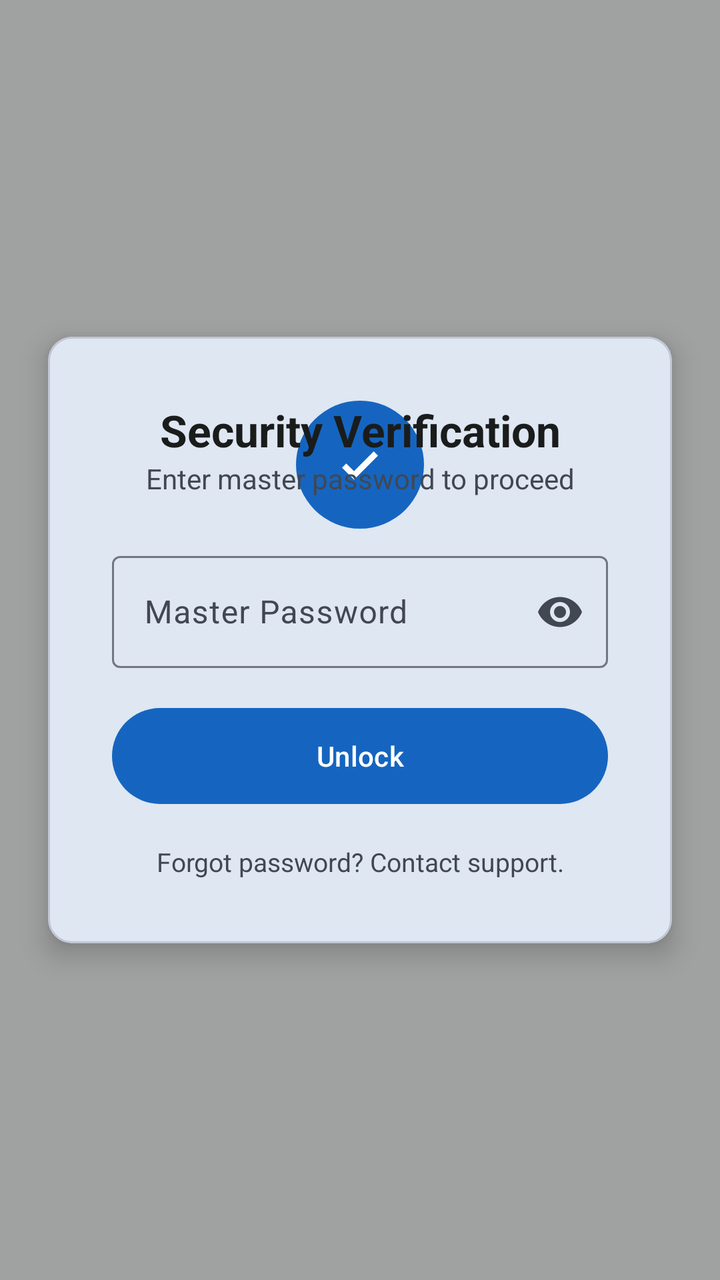
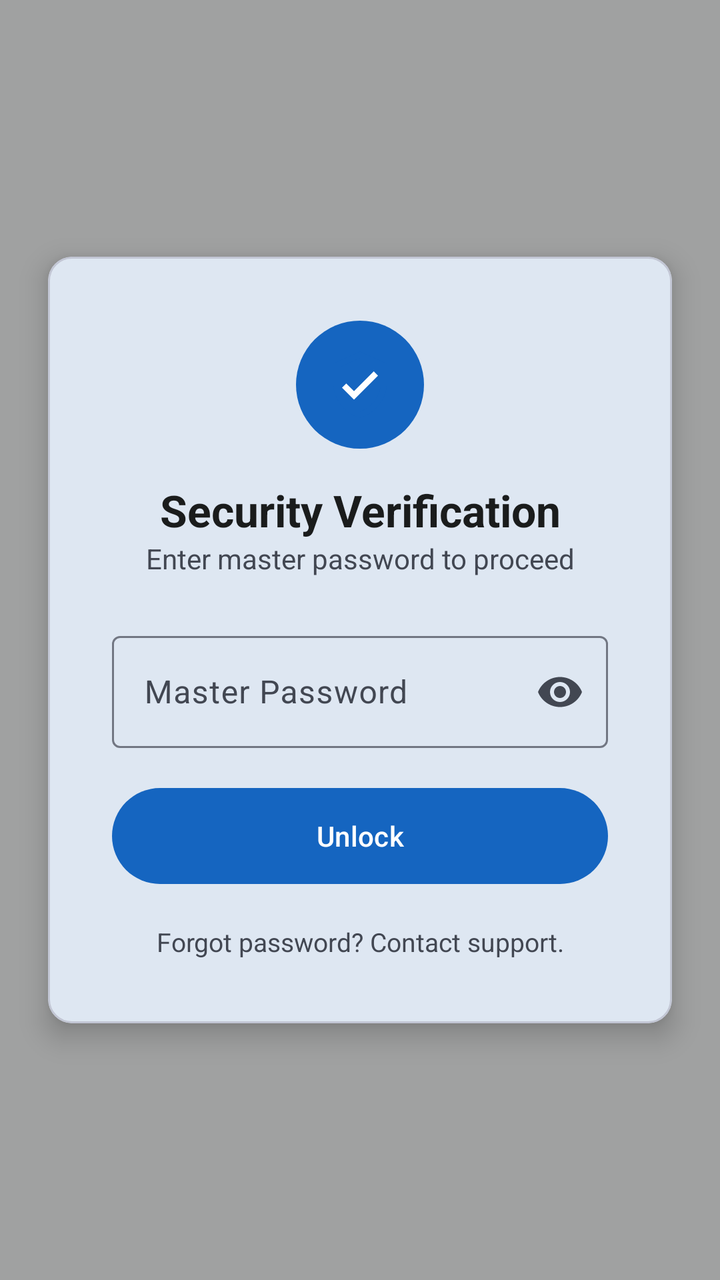

The first picture is an Android layout as it rendered before a commit; the second is the same layout after the commit. The layout source and the unified diff follow.
<!-- AndroidManifest.xml: application theme Theme.SafeGuard -->
<!-- res/layout/activity_password.xml -->
<?xml version="1.0" encoding="utf-8"?>
<androidx.constraintlayout.widget.ConstraintLayout xmlns:android="http://schemas.android.com/apk/res/android"
    xmlns:app="http://schemas.android.com/apk/res-auto"
    android:layout_width="match_parent"
    android:layout_height="match_parent"
    android:background="#661A1C1C">

    <com.google.android.material.card.MaterialCardView
        android:id="@+id/cardDialog"
        android:layout_width="0dp"
        android:layout_height="wrap_content"
        android:layout_marginHorizontal="24dp"
        app:cardCornerRadius="12dp"
        app:cardElevation="8dp"
        app:layout_constraintBottom_toBottomOf="parent"
        app:layout_constraintEnd_toEndOf="parent"
        app:layout_constraintStart_toStartOf="parent"
        app:layout_constraintTop_toTopOf="parent"
        app:strokeColor="@color/outline_variant"
        app:strokeWidth="1dp">

        <androidx.constraintlayout.widget.ConstraintLayout
            android:layout_width="match_parent"
            android:layout_height="wrap_content"
            android:padding="32dp">

            <ImageView
                android:id="@+id/ivLockIcon"
                android:layout_width="64dp"
                android:layout_height="64dp"
                android:background="@drawable/circle_icon_bg"
                android:padding="14dp"
                android:src="@drawable/ic_shield"
                app:layout_constraintEnd_toEndOf="parent"
                app:layout_constraintStart_toStartOf="parent"
                app:layout_constraintTop_toTopOf="parent" />

            <TextView
                android:id="@+id/tvDialogTitle"
                android:layout_width="0dp"
                android:layout_height="wrap_content"
                android:layout_marginTop="16dp"
                android:gravity="center"
                android:text="@string/unlock_title"
                android:textColor="@color/on_surface"
                android:textSize="22sp"
                android:textStyle="bold"
                app:layout_constraintEnd_toEndOf="parent"
                app:layout_constraintStart_toStartOf="parent"
                app:layout_constraintTop_toBottomOf="@id/tvLockIcon" />

            <TextView
                android:id="@+id/tvDialogPrompt"
                android:layout_width="0dp"
                android:layout_height="wrap_content"
                android:gravity="center"
                android:text="@string/unlock_prompt"
                android:textColor="@color/on_surface_variant"
                android:textSize="14sp"
                app:layout_constraintEnd_toEndOf="parent"
                app:layout_constraintStart_toStartOf="parent"
                app:layout_constraintTop_toBottomOf="@id/tvDialogTitle" />

            <com.google.android.material.textfield.TextInputLayout
                android:id="@+id/inputPassword"
                android:layout_width="0dp"
                android:layout_height="wrap_content"
                android:layout_marginTop="24dp"
                android:hint="@string/master_password"
                app:endIconMode="password_toggle"
                app:layout_constraintEnd_toEndOf="parent"
                app:layout_constraintStart_toStartOf="parent"
                app:layout_constraintTop_toBottomOf="@id/tvDialogPrompt">

                <com.google.android.material.textfield.TextInputEditText
                    android:id="@+id/etPassword"
                    android:layout_width="match_parent"
                    android:layout_height="56dp"
                    android:inputType="textPassword" />
            </com.google.android.material.textfield.TextInputLayout>

            <TextView
                android:id="@+id/tvError"
                android:layout_width="0dp"
                android:layout_height="wrap_content"
                android:layout_marginTop="4dp"
                android:gravity="center"
                android:textColor="@color/error"
                android:textSize="13sp"
                android:visibility="gone"
                app:layout_constraintEnd_toEndOf="parent"
                app:layout_constraintStart_toStartOf="parent"
                app:layout_constraintTop_toBottomOf="@id/inputPassword" />

            <com.google.android.material.button.MaterialButton
                android:id="@+id/btnUnlock"
                android:layout_width="0dp"
                android:layout_height="56dp"
                android:layout_marginTop="16dp"
                android:text="@string/btn_unlock"
                app:cornerRadius="28dp"
                app:layout_constraintEnd_toEndOf="parent"
                app:layout_constraintStart_toStartOf="parent"
                app:layout_constraintTop_toBottomOf="@id/tvError" />

            <TextView
                android:id="@+id/tvForgotPassword"
                android:layout_width="0dp"
                android:layout_height="wrap_content"
                android:layout_marginTop="16dp"
                android:gravity="center"
                android:text="Forgot password? Contact support."
                android:textColor="@color/on_surface_variant"
                android:textSize="13sp"
                app:layout_constraintEnd_toEndOf="parent"
                app:layout_constraintStart_toStartOf="parent"
                app:layout_constraintTop_toBottomOf="@id/btnUnlock" />

        </androidx.constraintlayout.widget.ConstraintLayout>
    </com.google.android.material.card.MaterialCardView>

</androidx.constraintlayout.widget.ConstraintLayout>
<!-- resources referenced by this layout -->
<resources>
  <color name="error">#BA1A1A</color>
  <color name="on_surface">#1A1C1C</color>
  <color name="on_surface_variant">#424752</color>
  <color name="outline_variant">#C2C6D4</color>
  <!-- drawable circle_icon_bg (drawable) -->
  <?xml version="1.0" encoding="utf-8"?>
  <shape xmlns:android="http://schemas.android.com/apk/res/android" android:shape="oval">
      <solid android:color="@color/primary_container" />
      <size android:width="64dp" android:height="64dp" />
  </shape>
  <!-- drawable ic_shield (drawable) -->
  <?xml version="1.0" encoding="utf-8"?>
  <vector xmlns:android="http://schemas.android.com/apk/res/android"
      android:width="96dp"
      android:height="96dp"
      android:viewportWidth="24"
      android:viewportHeight="24">
      <path
          android:fillColor="#1565C0"
          android:pathData="M12,1L3,5v6c0,5.55 3.84,10.74 9,12 5.16,-1.26 9,-6.45 9,-12V5L12,1zM12,11.99h7c-0.53,4.12 -3.28,7.79 -7,8.94V12H5V6.3l7,-3.11v8.8z" />
      <path
          android:fillColor="#FFFFFF"
          android:pathData="M10,17l-4,-4 1.41,-1.41L10,14.17l6.59,-6.59L18,9z" />
  </vector>
  <string name="btn_unlock">Unlock</string>
  <string name="master_password">Master Password</string>
  <string name="unlock_prompt">Enter master password to proceed</string>
  <string name="unlock_title">Security Verification</string>
  <style name="Theme.SafeGuard" parent="Theme.Material3.Light.NoActionBar">
          <item name="colorPrimary">@color/primary</item>
          <item name="colorOnPrimary">@color/on_primary</item>
          <item name="colorPrimaryContainer">@color/primary_container</item>
          <item name="colorOnPrimaryContainer">@color/on_primary_container</item>
          <item name="colorSecondary">@color/secondary</item>
          <item name="colorOnSecondary">@color/on_secondary</item>
          <item name="colorSecondaryContainer">@color/secondary_container</item>
          <item name="colorOnSecondaryContainer">@color/on_secondary_container</item>
          <item name="colorTertiary">@color/tertiary</item>
          <item name="colorOnTertiary">@color/on_tertiary</item>
          <item name="colorError">@color/error</item>
          <item name="colorOnError">@color/on_error</item>
          <item name="colorErrorContainer">@color/error_container</item>
          <item name="colorOnErrorContainer">@color/on_error_container</item>
          <item name="android:colorBackground">@color/background</item>
          <item name="colorOnBackground">@color/on_background</item>
          <item name="colorSurface">@color/surface</item>
          <item name="colorOnSurface">@color/on_surface</item>
          <item name="colorSurfaceVariant">@color/surface_variant</item>
          <item name="colorOnSurfaceVariant">@color/on_surface_variant</item>
          <item name="colorOutline">@color/outline</item>
          <item name="colorOutlineVariant">@color/outline_variant</item>
          <item name="android:statusBarColor">@color/primary</item>
          <item name="android:navigationBarColor">@color/surface</item>
      </style>
  <color name="primary_container">#1565C0</color>
  <color name="primary">#1565C0</color>
  <color name="on_primary">#FFFFFF</color>
  <color name="on_primary_container">#DAE5FF</color>
  <color name="secondary">#2B5BB5</color>
  <color name="on_secondary">#FFFFFF</color>
  <color name="secondary_container">#759EFD</color>
  <color name="on_secondary_container">#00337C</color>
  <color name="tertiary">#853600</color>
  <color name="on_tertiary">#FFFFFF</color>
  <color name="on_error">#FFFFFF</color>
  <color name="error_container">#FFDAD6</color>
  <color name="on_error_container">#93000A</color>
  <color name="background">#F9F9F9</color>
  <color name="on_background">#1A1C1C</color>
  <color name="surface">#F9F9F9</color>
  <color name="surface_variant">#E2E2E2</color>
  <color name="outline">#727783</color>
</resources>

<!-- the commit's change to res/layout/activity_password.xml (unified diff, before → after) -->
@@ -47,7 +47,7 @@
                 android:textStyle="bold"
                 app:layout_constraintEnd_toEndOf="parent"
                 app:layout_constraintStart_toStartOf="parent"
-                app:layout_constraintTop_toBottomOf="@id/tvLockIcon" />
+                app:layout_constraintTop_toBottomOf="@id/ivLockIcon" />
 
             <TextView
                 android:id="@+id/tvDialogPrompt"
